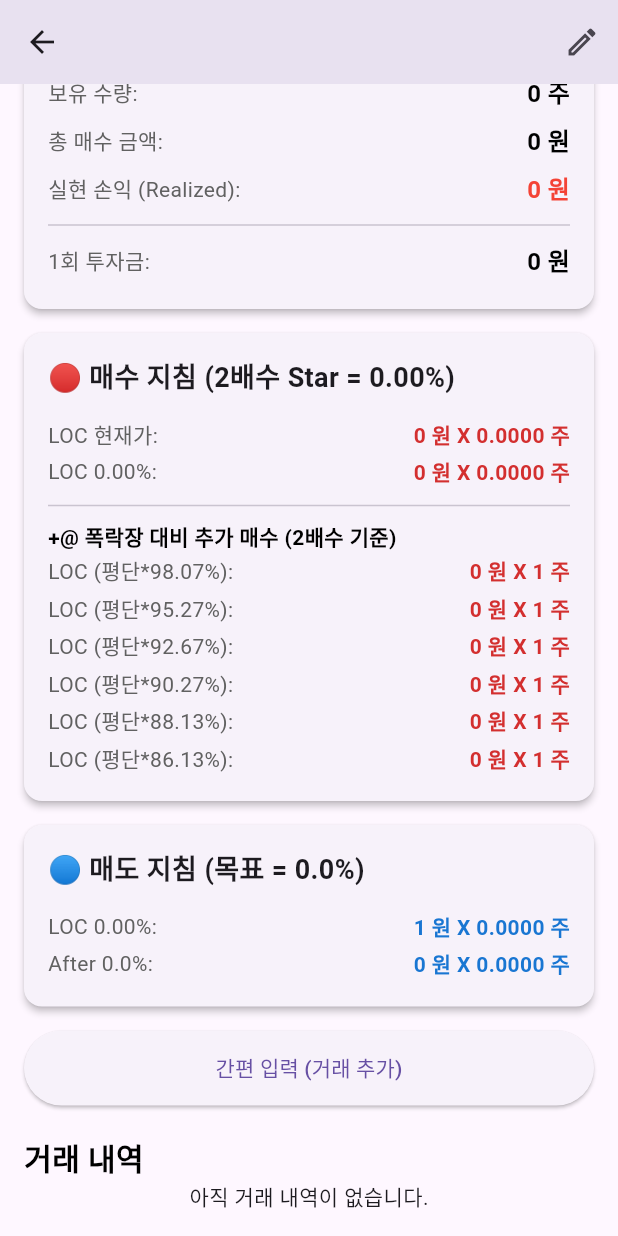
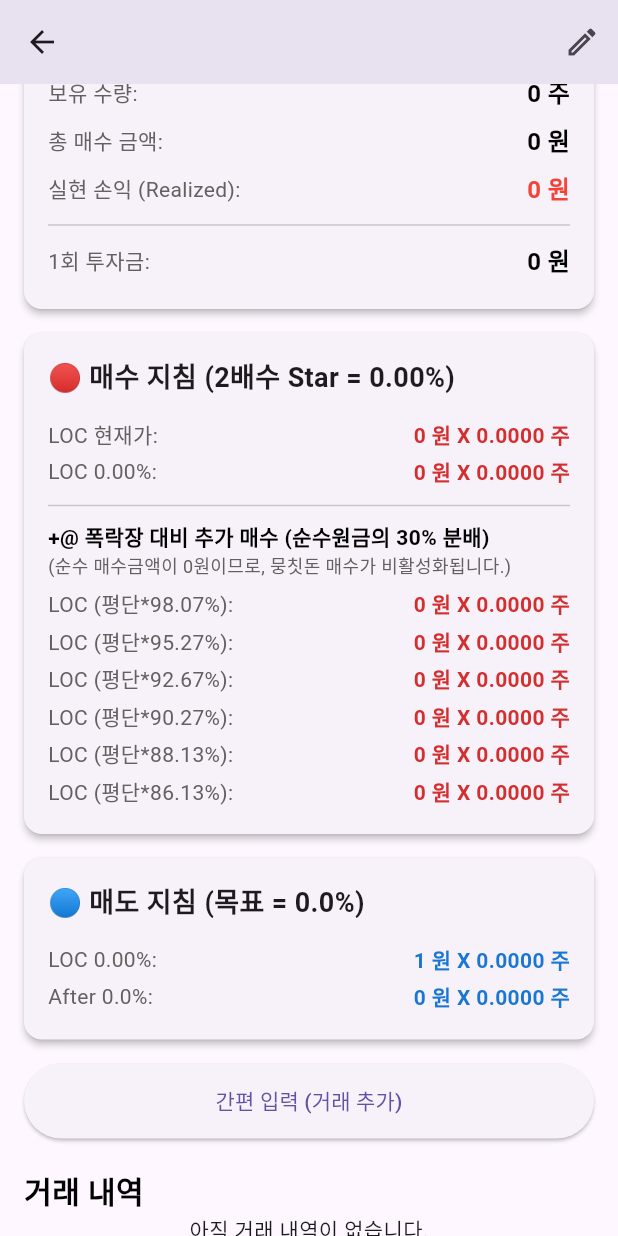
Before and after one commit to JunyeongCha/Laour_ETF, a Flutter app: the CycleDetailScreen screen opened directly with empty values, scrolled down 567 dp, on a phone screen of 412 x 824 dp. Run offline on Flutter 3.47's test engine with Material 3 defaults, Android fonts, the phone set to English and light mode, and no system bars; our stand-ins replace cloud_firestore, firebase_auth, firebase_core, flutter_secure_storage, shared_preferences; accounts and stored records are empty.

Commit message:
무매 UI유사하게 수정

```diff
--- a/lib/screens/cycle_detail_screen.dart
+++ b/lib/screens/cycle_detail_screen.dart
@@ -466,10 +466,13 @@ class _CycleDetailScreenState extends State<CycleDetailScreen> {
         final double sellPrice2 = displayAvgPrice * (1 + (targetProfitRate / 100));
         final double sellQty2 = currentQuantity * 3.0 / 4.0;
 
-        bool showBuyTheDip = false;
-        if (_savedPrice > 0 && currentPrice > 0 && currentQuantity > 0) {
-          if (currentPrice <= (_savedPrice * 0.90)) {
-            showBuyTheDip = true;
+        // [!] 5-2: (물타기 알림) "준영" 로직 (수익률 기반)으로 변경
+        int buyTheDipLevel = 0; // 0: N/A, 1: "슬슬", 2: "드가자"
+        if (currentPrice > 0 && avgPrice > 0 && currentQuantity > 0) {
+          if (currentProfitRate <= -10.0) {
+            buyTheDipLevel = 2; // -10% 이하
+          } else if (currentProfitRate <= -5.0) {
+            buyTheDipLevel = 1; // -5% ~ -10%
           }
         }
 
@@ -589,16 +592,30 @@ class _CycleDetailScreenState extends State<CycleDetailScreen> {
                   ),
                 ]),
 
-                if (showBuyTheDip)
+// [!] 5-2: (물타기 알림) "준영" UI 로직으로 변경
+          if (buyTheDipLevel == 2) // -10% 이하
             Padding(
               padding: const EdgeInsets.symmetric(vertical: 8.0),
               child: Text(
-                      '물타기 드가자!!! 주워담아!',
+                '물타기 드가자!!!',
                 textAlign: TextAlign.center,
                 style: TextStyle(
                   fontSize: 24,
                   fontWeight: FontWeight.bold,
                   color: Colors.green.shade600,
+                ),
+              ),
+            ),
+            if (buyTheDipLevel == 1) // -5% ~ -10%
+              Padding(
+                padding: const EdgeInsets.symmetric(vertical: 8.0),
+                child: Text(
+                  '슬슬 물타기 할까??',
+                  textAlign: TextAlign.center,
+                  style: TextStyle(
+                    fontSize: 22,
+                    fontWeight: FontWeight.bold,
+                    color: Colors.green.shade400,
                   ),
                 ),
               ),
@@ -691,17 +708,55 @@ class _CycleDetailScreenState extends State<CycleDetailScreen> {
                     subTextColor: subTextColor
                   ),
                   const Divider(height: 20),
+                  // [!] 5-1: (폭락장 매수) "준영" 로직 (동적 수량)으로 변경
+                  Builder(
+                    builder: (context) {
+                      // "무매"는 totalSellAmount 필드가 하나임
+                      final double totalSellAmount = (data['totalSellAmount'] as num?)?.toDouble() ?? 0.0;
+
+                      final double currentNetCost = currentPurchaseAmount - totalSellAmount;
+                      final double crashBuyAmount_Total = currentNetCost * 0.30;
+                      final double crashBuyAmount_PerLine = (crashBuyAmount_Total > 0) ? (crashBuyAmount_Total / 6.0) : 0.0;
+
+                      final ratios = [0.98067, 0.95267, 0.92667, 0.90267, 0.88133, 0.86133];
+                      List<Widget> crashBuyDirectives = [];
+
+                      for (var ratio in ratios) {
+                        final double crashPrice = displayAvgPrice * ratio;
+                        final double crashQty = (crashPrice == 0 || crashBuyAmount_PerLine == 0)
+                            ? 0
+                            : (crashBuyAmount_PerLine / crashPrice);
+
+                        crashBuyDirectives.add(
+                          _buildDirectiveRow(
+                            'LOC (평단*${(ratio * 100).toStringAsFixed(2)}%):',
+                            '${crashPrice.toStringAsFixed(0)} 원 X ${crashQty.toStringAsFixed(4)} 주',
+                            valueColor: Colors.red.shade700,
+                            textColor: textColor,
+                            subTextColor: subTextColor
+                          ),
+                        );
+                      }
+
+                      return Column(
+                        crossAxisAlignment: CrossAxisAlignment.start,
+                        children: [
                           Text(
-                    '+@ 폭락장 대비 추가 매수 (2배수 기준)', // (★수정★) 4번
-                    style: TextStyle(fontWeight: FontWeight.bold, color: textColor) // (★수정★) 2번
+                            '+@ 폭락장 대비 추가 매수 (순수원금의 30% 분배)',
+                            style: TextStyle(
+                                fontWeight: FontWeight.bold, color: textColor)
                           ),
-                  // (★수정★) 4번: 퍼센트 및 배율 변경
-                  _buildDirectiveRow('LOC (평단*98.07%):', '${(displayAvgPrice * 0.98067).toStringAsFixed(0)} 원 X 1 주', valueColor: Colors.red.shade700, textColor: textColor, subTextColor: subTextColor),
-                  _buildDirectiveRow('LOC (평단*95.27%):', '${(displayAvgPrice * 0.95267).toStringAsFixed(0)} 원 X 1 주', valueColor: Colors.red.shade700, textColor: textColor, subTextColor: subTextColor),
-                  _buildDirectiveRow('LOC (평단*92.67%):', '${(displayAvgPrice * 0.92667).toStringAsFixed(0)} 원 X 1 주', valueColor: Colors.red.shade700, textColor: textColor, subTextColor: subTextColor),
-                  _buildDirectiveRow('LOC (평단*90.27%):', '${(displayAvgPrice * 0.90267).toStringAsFixed(0)} 원 X 1 주', valueColor: Colors.red.shade700, textColor: textColor, subTextColor: subTextColor),
-                  _buildDirectiveRow('LOC (평단*88.13%):', '${(displayAvgPrice * 0.88133).toStringAsFixed(0)} 원 X 1 주', valueColor: Colors.red.shade700, textColor: textColor, subTextColor: subTextColor),
-                  _buildDirectiveRow('LOC (평단*86.13%):', '${(displayAvgPrice * 0.86133).toStringAsFixed(0)} 원 X 1 주', valueColor: Colors.red.shade700, textColor: textColor, subTextColor: subTextColor),
+                          if (crashBuyAmount_Total <= 0)
+                            Text(
+                              '(순수 매수금액이 0원이므로, 뭉칫돈 매수가 비활성화됩니다.)',
+                              style: TextStyle(fontSize: 12, color: subTextColor),
+                            ),
+                          const SizedBox(height: 4),
+                          ...crashBuyDirectives,
+                        ],
+                      );
+                    }
+                  ),
                 ]),
 
                 _buildInfoCard("🔵 매도 지침 (목표 = $targetProfitRate%)", [
@@ -751,7 +806,10 @@ class _CycleDetailScreenState extends State<CycleDetailScreen> {
                   },
                 ),
 
-                if ((showSplitFinished || showTargetReached) && !isManuallyCompleted && currentQuantity > 0)
+                // [!] "정산 완료" 버튼 (0주 && 1회 이상 거래) 조건으로 수정
+                if (!isManuallyCompleted &&
+                    currentQuantity == 0 &&
+                    tValue > 0)
                   Padding(
                     padding: const EdgeInsets.only(top: 24.0),
                     child: OutlinedButton(
@@ -761,7 +819,7 @@ class _CycleDetailScreenState extends State<CycleDetailScreen> {
                         foregroundColor: Colors.blue.shade700,
                         side: BorderSide(color: Colors.blue.shade700),
                       ),
-                      child: Text(showSplitFinished ? '정산완료하기 (분할 종료)' : '정산완료하기 (목표 달성)'),
+                      child: const Text('정산완료하기 (수동)'),
                     ),
                   ),
               ],
```
Lines whose indentation alone changed are shown as unchanged.
